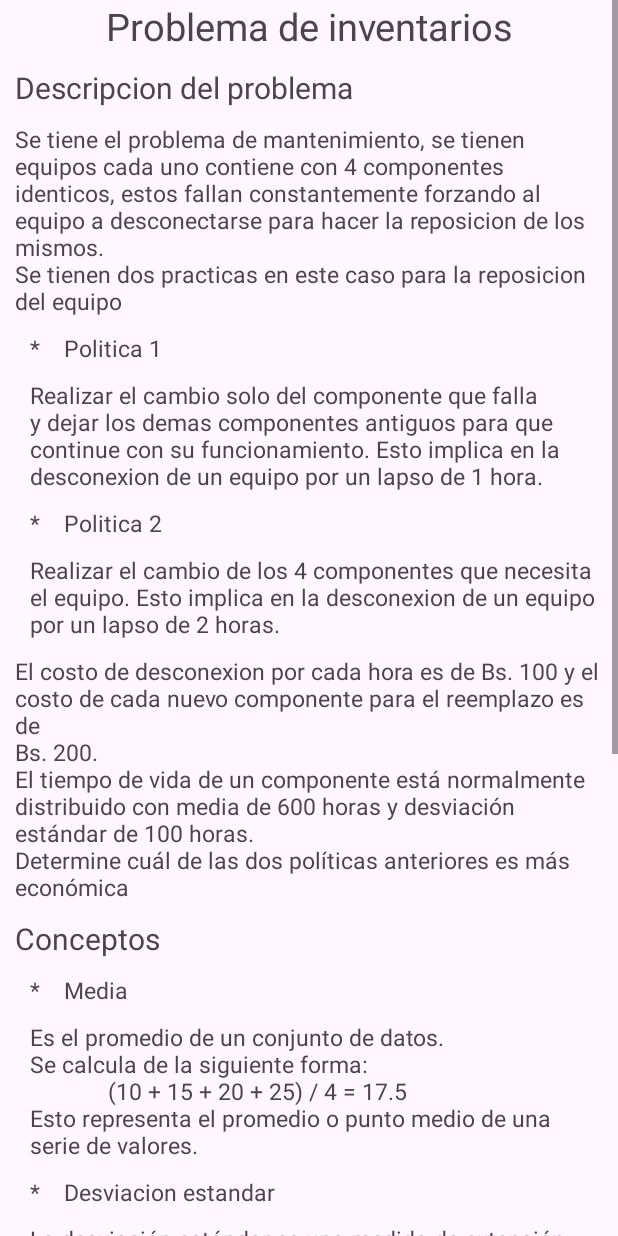
After one commit to JhonnyHerbas/tss-case-2, an Android app: the Information screen opened directly, with no data from a screen before it, on a phone screen of 412 x 824 dp. The commit adds this screen. Run offline under Robolectric (Android 15) with nearby library versions, the phone set to English and light mode, and no system bars.

Commit message:
Add window information

```diff
--- a/app/src/main/AndroidManifest.xml
+++ b/app/src/main/AndroidManifest.xml
@@ -12,6 +12,12 @@
         android:supportsRtl="true"
         android:theme="@style/Theme.TSS"
         tools:targetApi="31">
+        <activity
+            android:name=".Information"
+            android:exported="false" />
+        <activity
+            android:name=".info"
+            android:exported="false" />
         <activity
             android:name=".HistoryActivity"
             android:exported="false" />
--- /dev/null
+++ b/app/src/main/java/com/umss/fcyt/tss/Information.kt
@@ -0,0 +1,11 @@
+package com.umss.fcyt.tss
+
+import androidx.appcompat.app.AppCompatActivity
+import android.os.Bundle
+
+class Information : AppCompatActivity() {
+    override fun onCreate(savedInstanceState: Bundle?) {
+        super.onCreate(savedInstanceState)
+        setContentView(R.layout.activity_information)
+    }
+}
--- a/app/src/main/java/com/umss/fcyt/tss/MainActivity.kt
+++ b/app/src/main/java/com/umss/fcyt/tss/MainActivity.kt
@@ -165,6 +165,12 @@ class MainActivity : AppCompatActivity() {
             intent.putExtra("history", history)
             startActivity(intent)
         }
+
+        val help: Button = findViewById(R.id.help)
+        help.setOnClickListener {
+            val intent = Intent(this, Information::class.java)
+            startActivity(intent)
+        }
     }
 
     private fun validate(inputText: String) {
--- /dev/null
+++ b/app/src/main/res/layout/activity_information.xml
@@ -0,0 +1,159 @@
+<?xml version="1.0" encoding="utf-8"?>
+<androidx.constraintlayout.widget.ConstraintLayout xmlns:android="http://schemas.android.com/apk/res/android"
+    xmlns:tools="http://schemas.android.com/tools"
+    android:layout_width="match_parent"
+    android:layout_height="match_parent"
+    tools:context="HOla">
+
+    <ScrollView
+        android:layout_width="match_parent"
+        android:layout_height="match_parent">
+
+        <LinearLayout
+            android:layout_width="match_parent"
+            android:layout_height="match_parent"
+            android:layout_marginLeft="10dp"
+            android:layout_marginRight="10dp"
+            android:orientation="vertical"
+            tools:layout_editor_absoluteX="1dp"
+            tools:layout_editor_absoluteY="1dp">
+
+            <TextView
+                android:layout_width="match_parent"
+                android:layout_height="wrap_content"
+                android:layout_marginBottom="10dp"
+                android:gravity="center"
+                android:text="Problema de inventarios"
+                android:textSize="25sp" />
+
+            <TextView
+                android:layout_width="match_parent"
+                android:layout_height="wrap_content"
+                android:layout_marginBottom="10dp"
+                android:text="Descripcion del problema"
+                android:textSize="20sp" />
+
+            <TextView
+                android:layout_width="match_parent"
+                android:layout_height="wrap_content"
+                android:layout_marginBottom="10dp"
+                android:text="Se tiene el problema de mantenimiento, se tienen equipos cada uno contiene con 4 componentes identicos, estos fallan constantemente forzando al equipo a desconectarse para hacer la reposicion de los mismos. \nSe tienen dos practicas en este caso para la reposicion del equipo"
+                android:textSize="15dp" />
+
+            <TextView
+                android:layout_width="match_parent"
+                android:layout_height="wrap_content"
+                android:layout_marginLeft="10dp"
+                android:layout_marginBottom="10dp"
+                android:text="*    Politica 1"
+                android:textSize="15dp" />
+
+            <TextView
+                android:layout_width="match_parent"
+                android:layout_height="wrap_content"
+                android:layout_marginLeft="10dp"
+                android:layout_marginBottom="10dp"
+                android:text="Realizar el cambio solo del componente que falla y dejar los demas componentes antiguos para que continue con su funcionamiento. Esto implica en la desconexion de un equipo por un lapso de 1 hora."
+                android:textSize="15dp" />
+
+            <TextView
+                android:layout_width="match_parent"
+                android:layout_height="wrap_content"
+                android:layout_marginLeft="10dp"
+                android:layout_marginBottom="10dp"
+                android:text="*    Politica 2"
+                android:textSize="15dp" />
+
+            <TextView
+                android:layout_width="match_parent"
+                android:layout_height="wrap_content"
+                android:layout_marginLeft="10dp"
+                android:layout_marginBottom="10dp"
+                android:text="Realizar el cambio de los 4 componentes que necesita el equipo. Esto implica en la desconexion de un equipo por un lapso de 2 horas."
+                android:textSize="15dp" />
+
+            <TextView
+                android:layout_width="match_parent"
+                android:layout_height="wrap_content"
+                android:layout_marginBottom="10dp"
+                android:text="El costo de desconexion por cada hora es de Bs. 100 y el costo de cada nuevo componente para el reemplazo es de \nBs. 200. \nEl tiempo de vida de un componente está normalmente distribuido con media de 600 horas y desviación estándar de 100 horas.\nDetermine cuál de las dos políticas anteriores es más económica "
+                android:textSize="15dp" />
+
+            <TextView
+                android:layout_width="match_parent"
+                android:layout_height="wrap_content"
+                android:layout_marginBottom="10dp"
+                android:text="Conceptos"
+                android:textSize="20sp" />
+
+            <TextView
+                android:layout_width="match_parent"
+                android:layout_height="wrap_content"
+                android:layout_marginLeft="10dp"
+                android:layout_marginBottom="10dp"
+                android:text="*    Media"
+                android:textSize="15dp" />
+
+            <TextView
+                android:layout_width="match_parent"
+                android:layout_height="wrap_content"
+                android:layout_marginLeft="10dp"
+                android:layout_marginBottom="10dp"
+                android:text="Es el promedio de un conjunto de datos. \nSe calcula de la siguiente forma: \n
+            (10 + 15 + 20 + 25) / 4 = 17.5 \nEsto representa el promedio o punto medio de una serie de valores."
+                android:textSize="15dp" />
+
+            <TextView
+                android:layout_width="match_parent"
+                android:layout_height="wrap_content"
+                android:layout_marginLeft="10dp"
+                android:layout_marginBottom="10dp"
+                android:text="*    Desviacion estandar"
+                android:textSize="15dp" />
+
+            <TextView
+                android:layout_width="match_parent"
+                android:layout_height="wrap_content"
+                android:layout_marginLeft="10dp"
+                android:layout_marginBottom="10dp"
+                android:text="La desviación estándar es una medida de extensión o variabilidad en la estadística descriptiva. Se utiliza para calcular la variación o dispersión en la que los puntos de datos individuales difieren de la media. \nUna desviación baja indica que los puntos de datos están muy cerca de la media, mientras que una desviación alta muestra que los datos están dispersos en un rango mayor de valores."
+                android:textSize="15dp" />
+
+            <TextView
+                android:layout_width="match_parent"
+                android:layout_height="wrap_content"
+                android:layout_marginBottom="10dp"
+                android:text="¿Como funciona la aplicacion?"
+                android:textSize="20sp" />
+
+            <TextView
+                android:layout_width="match_parent"
+                android:layout_height="wrap_content"
+                android:layout_marginBottom="10dp"
+                android:text="Ingrese la cantidad de horas que desea simular. Estas horas representan la sumatoria aproximada de funcionamiento de las maquinas de manera initerrumpida."
+                android:textSize="15dp" />
+
+            <TextView
+                android:layout_width="match_parent"
+                android:layout_height="wrap_content"
+                android:layout_marginBottom="10dp"
+                android:text="Siguiente a esto ingrese los precios que desea simular, En el Costo por hora ingrese el costo por cada hora de desconexion de un equipo. En el caso del ejercicio el precio de desconexion por hora es de Bs. 100"
+                android:textSize="15dp" />
+
+            <TextView
+                android:layout_width="match_parent"
+                android:layout_height="wrap_content"
+                android:layout_marginBottom="10dp"
+                android:text="En el Costo por repuesto ingrese el costo de cada repuesto al momento de cambiar el componente de cada equipo. En el caso del problema descrito Bs. 200"
+                android:textSize="15dp" />
+
+            <TextView
+                android:layout_width="match_parent"
+                android:layout_height="wrap_content"
+                android:layout_marginBottom="10dp"
+                android:text="Como salida al final de la simulacion le muestra la politica mas economica con los costos ingresados para dicha simulacion.\nOpcionalmente puede ver el historial de simulacion con los datos previamente ingresados y los resutados."
+                android:textSize="15dp" />
+
+        </LinearLayout>
+    </ScrollView>
+</androidx.constraintlayout.widget.ConstraintLayout>
--- a/app/src/main/res/layout/activity_main.xml
+++ b/app/src/main/res/layout/activity_main.xml
@@ -28,31 +28,12 @@
             android:gravity="center"
             android:textColor="#F8F8F8"/>
 
-        <TextView
+        <Button
+            android:id="@+id/help"
             android:layout_width="match_parent"
             android:layout_height="wrap_content"
-            android:text="Politica 1"
-            android:textSize="20dp"
-            android:textColor="#F8F8F8"/>
-
-        <TextView
-            android:layout_width="match_parent"
-            android:layout_height="wrap_content"
-            android:text="Realizar solo el cambio del componente que falla, que implica en la desconexion del equipo por 1 hora"
-            android:textSize="15dp"/>
-
-        <TextView
-            android:layout_width="match_parent"
-            android:layout_height="wrap_content"
-            android:text="Politica 2"
-            android:textSize="20dp"
-            android:textColor="#F8F8F8"/>
-
-        <TextView
-            android:layout_width="match_parent"
-            android:layout_height="wrap_content"
-            android:text="Realizar solo el cambio de los 4 componentes que fallan, lo que implica en la desconexion del equipo por 2 horas"
-            android:textSize="15dp"/>
+            android:textSize="18dp"
+            android:text="¿Necesita ayuda?"/>
     </LinearLayout>
 
     <ScrollView
@@ -86,13 +67,18 @@
                 android:textColor="#F8F8F8"
                 android:textColorHint="#605C5C" />
 
+            <LinearLayout
+                android:layout_width="match_parent"
+                android:layout_height="wrap_content"
+                android:orientation="horizontal">
+
                 <EditText
                     android:id="@+id/priceHours"
                     android:layout_width="match_parent"
                     android:layout_height="wrap_content"
                     android:layout_weight="1"
                     android:gravity="start"
-                android:hint="Costo por hora (Bs.)"
+                    android:hint="Costo por hora"
                     android:inputType="number"
                     android:textColor="#F8F8F8"
                     android:textColorHint="#605C5C" />
@@ -103,10 +89,11 @@
                     android:layout_height="wrap_content"
                     android:layout_weight="1"
                     android:gravity="start"
-                android:hint="Costo por repuesto (Bs.)"
+                    android:hint="Costo por repuesto"
                     android:inputType="number"
                     android:textColor="#F8F8F8"
                     android:textColorHint="#605C5C" />
+            </LinearLayout>
 
             <Button
                 android:id="@+id/simular"
```
Lines whose indentation alone changed are shown as unchanged.
